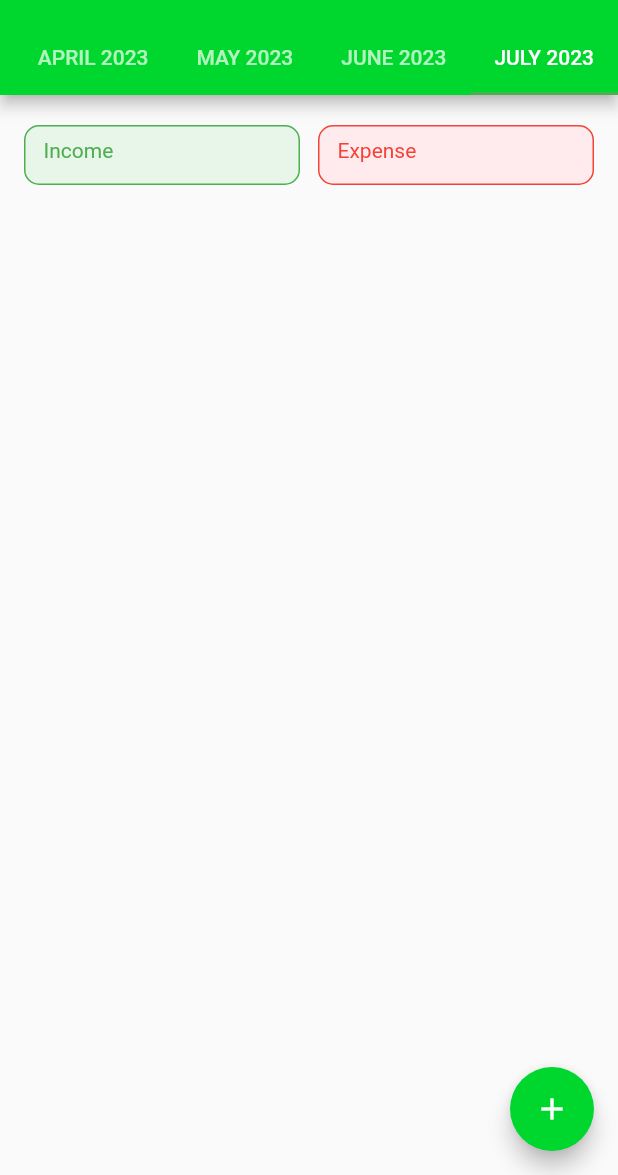
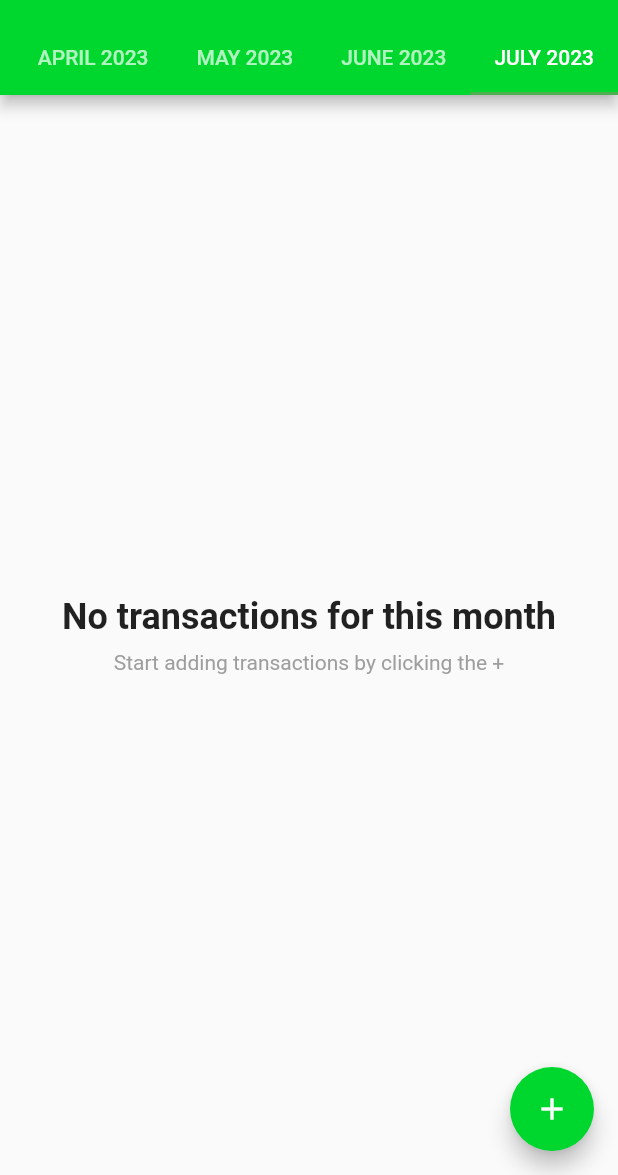
Before and after one commit to tuhinpal/cash_compass, a Flutter app: the screen it shows after launch, on a phone screen of 412 x 824 dp, the part 61-1236 px from its top. Run offline on Flutter 3.47's test engine with Material 2 defaults, Android fonts, the phone set to English and light mode, and no system bars; our stand-ins replace sqflite; accounts and stored records are empty.

Commit message:
Added no transaction support

```diff
--- a/lib/screens/main_screen.dart
+++ b/lib/screens/main_screen.dart
@@ -71,6 +71,30 @@ class _MainScreenState extends State<MainScreen> {
               return transactionDate.month == month.month &&
                   transactionDate.year == month.year;
             }).toList();
+
+            // if there are no transactions for the month, render a message
+            if (monthTransactions.isEmpty) {
+              return const Column(
+                mainAxisAlignment: MainAxisAlignment.center,
+                children: [
+                  Text(
+                    'No transactions for this month',
+                    style: TextStyle(
+                      fontSize: 24.0,
+                      fontWeight: FontWeight.bold,
+                    ),
+                  ),
+                  SizedBox(height: 8.0),
+                  Text(
+                    'Start adding transactions by clicking the +',
+                    style: TextStyle(
+                      fontSize: 14.0,
+                      color: Colors.grey,
+                    ),
+                  )
+                ],
+              );
+            }
 
             // Group transactions by date
             Map<String, List<Transaction>> groupedTransactions =
```
